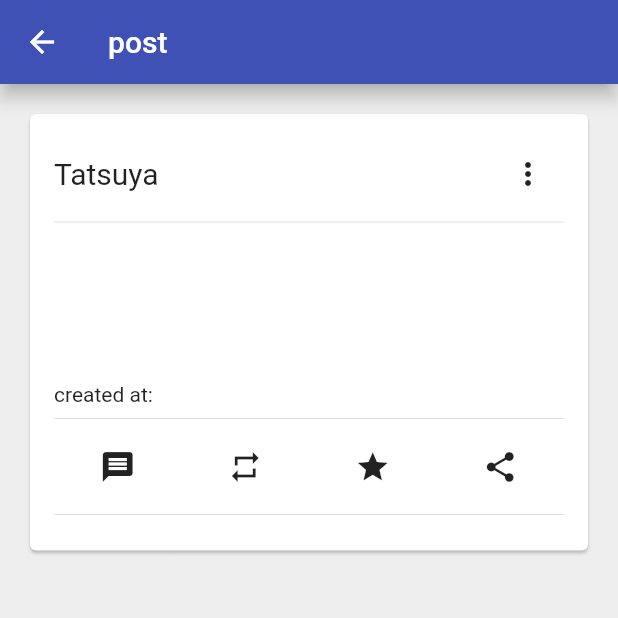
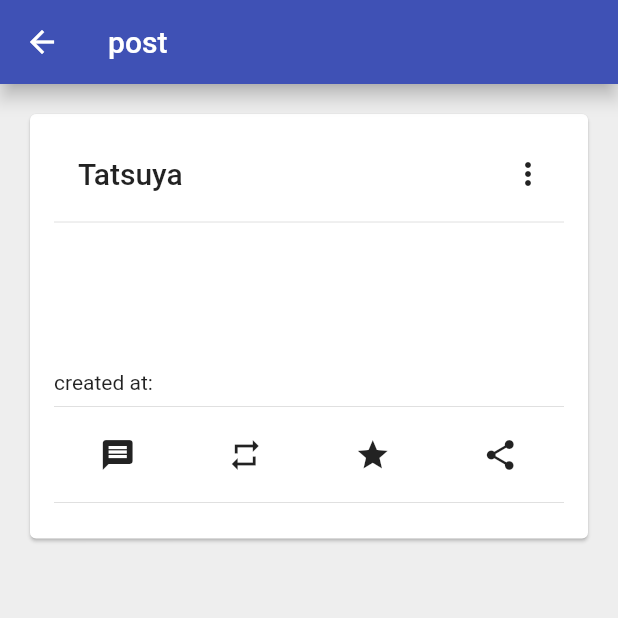
Before and after one commit to dev-tatsuya/SimpleSns, a Flutter app: the PostDetailPage screen opened directly with empty values, on a phone screen of 412 x 824 dp, the top half of it. Run offline on Flutter 3.47's test engine with Material 2 defaults, Android fonts, the phone set to English and light mode, and no system bars; our stand-ins replace cloud_firestore, firebase_auth; accounts and stored records are empty.

Commit message:
レイアウト微調整

```diff
--- a/lib/app/main/add/post_detail_page.dart
+++ b/lib/app/main/add/post_detail_page.dart
@@ -81,7 +81,8 @@ class _PostDetailPageState extends State<PostDetailPage> {
       Row(
         mainAxisAlignment: MainAxisAlignment.spaceBetween,
         children: <Widget>[
-          Flexible(
+          FlatButton(
+            onPressed: () {},
             child: Text(
               "Tatsuya",
               style: TextStyle(fontSize: 20),
@@ -96,20 +97,14 @@ class _PostDetailPageState extends State<PostDetailPage> {
         ],
       ),
       Divider(),
-      Row(
-        children: <Widget>[
-          Flexible(
-            child: Text(
-              widget.post.title,
-              style: TextStyle(fontSize: 28),
-            ),
-          ),
-        ],
+      Text(
+        widget.post.title,
+        style: TextStyle(fontSize: 24, fontWeight: FontWeight.bold),
       ),
       SizedBox(height: 20),
       Text(
         widget.post.body,
-        style: TextStyle(fontSize: 22),
+        style: TextStyle(fontSize: 20),
       ),
       SizedBox(height: 20),
       Text("created at: ${widget.post.id}"), // TODO フォーマット修正
```
Also changed, not shown: lib/app/main/post_list_tile.dart (+10 -2 lines).
